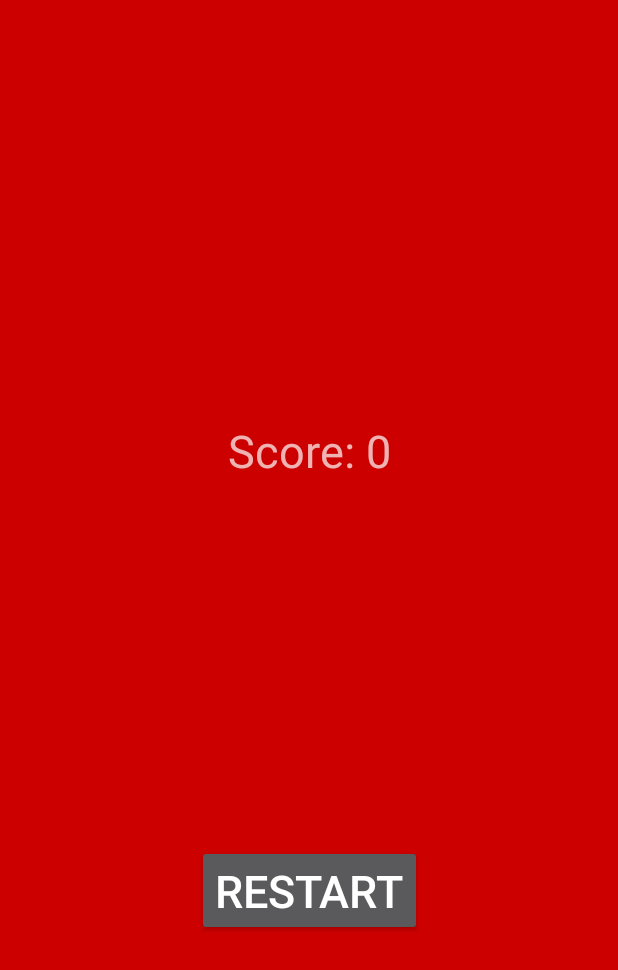
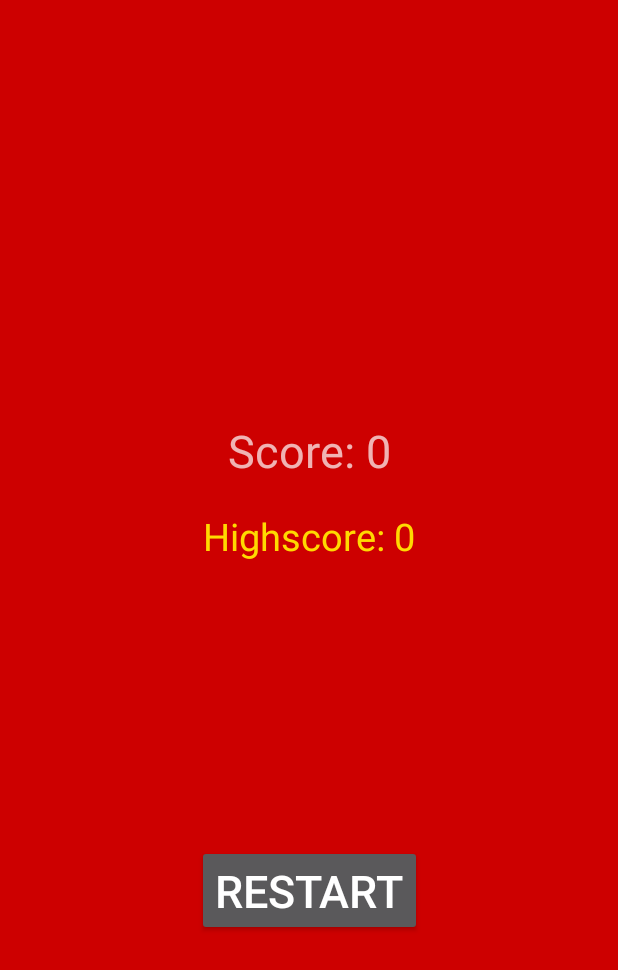
Before and after one commit to haonanq666/SovietTiles, an Android app: the CloseActivity screen opened directly, with no data from a screen before it, on a phone screen of 412 x 824 dp. Shown: the top 970 px of the screen. Run offline under Robolectric (Android 15) with nearby library versions, the phone set to English and light mode, and no system bars; 4 statements that could not run were skipped.

Commit message:
added a feature to save the highscore.

```diff
--- a/app/src/main/java/com/example/soviettiles/CloseActivity.java
+++ b/app/src/main/java/com/example/soviettiles/CloseActivity.java
@@ -11,6 +11,14 @@ import android.view.View;
 import android.widget.Button;
 import android.widget.TextView;
 
+import java.io.File;
+import java.io.FileInputStream;
+import java.io.FileNotFoundException;
+import java.io.FileOutputStream;
+import java.io.IOException;
+
+import static java.lang.Math.toIntExact;
+
 public class CloseActivity extends AppCompatActivity implements View.OnClickListener{
     private TextView tx;
     private int score;
@@ -18,6 +26,7 @@ public class CloseActivity extends AppCompatActivity implements View.OnClickList
     private String endcond;
     private Button redo;
     private TextView st;
+    private TextView tv3;
 
     private String clickbackg  = "You clicked on the background!";
     private String clickcapital = "You clicked on a Capitalist!";
@@ -28,6 +37,31 @@ public class CloseActivity extends AppCompatActivity implements View.OnClickList
     @Override
     protected void onCreate(Bundle savedInstanceState) {
         super.onCreate(savedInstanceState);
+        File save = new File(this.getFilesDir(), "save.txt");
+        int saved_highscore=0;
+        try {
+            if(!save.exists()) {
+                save.createNewFile();
+                FileOutputStream write = this.openFileOutput("save.txt", this.MODE_PRIVATE);
+                String zero = "0";
+                write.write(zero.getBytes());
+                write.flush();
+                write.close();
+            }
+        } catch (IOException e) {
+            e.printStackTrace();
+        }
+        try{
+            FileInputStream read = this.openFileInput("save.txt");
+            long len = save.length();
+            byte[] b = new byte[toIntExact(len)];
+            read.read(b);
+            saved_highscore = Integer.parseInt(new String(b, "UTF-8"));
+
+        }catch (IOException e){
+            e.printStackTrace();
+        }
+
         setContentView(R.layout.activity_close);
         layout = findViewById(R.id.layoutc);
 
@@ -38,9 +72,22 @@ public class CloseActivity extends AppCompatActivity implements View.OnClickList
 
         tx = findViewById(R.id.scoredisp);
         st = findViewById(R.id.scoreview);
+        tv3= findViewById(R.id.textView3);
         Intent intent = getIntent();
         score = intent.getIntExtra("score", 0);
         endcond = intent.getStringExtra("losing condition");
+        if(score>saved_highscore){
+            try {
+                FileOutputStream write = new FileOutputStream(save, false);
+                write.write(Integer.toString(score).getBytes());
+                write.close();
+                write.flush();
+                saved_highscore = score;
+            } catch (IOException e) {
+                e.printStackTrace();
+            }
+        }
+
         if(endcond.equals("background")){
             messg = clickbackg;
         }else if(endcond.equals("clickedwrong")){
@@ -51,7 +98,9 @@ public class CloseActivity extends AppCompatActivity implements View.OnClickList
         tx.setText(messg);
         st.setText("Score: "+Integer.toString(score));
         tx.setTextColor(Color.parseColor("#FFD900"));
+        tv3.setText("Highscore: "+Integer.toString(saved_highscore));
         layout.setBackgroundColor(Color.parseColor("#CD0000"));
+
     }
 
     @Override
--- a/app/src/main/res/layout/activity_close.xml
+++ b/app/src/main/res/layout/activity_close.xml
@@ -40,4 +40,16 @@
         app:layout_constraintEnd_toEndOf="parent"
         app:layout_constraintStart_toStartOf="parent"
         app:layout_constraintTop_toTopOf="parent" />
+
+    <TextView
+        android:id="@+id/textView3"
+        android:layout_width="wrap_content"
+        android:layout_height="wrap_content"
+        android:layout_marginTop="340dp"
+        android:text="0"
+        android:textSize="25dp"
+        android:textColor="#FFD900"
+        app:layout_constraintEnd_toEndOf="parent"
+        app:layout_constraintStart_toStartOf="parent"
+        app:layout_constraintTop_toTopOf="parent" />
 </androidx.constraintlayout.widget.ConstraintLayout>
```
